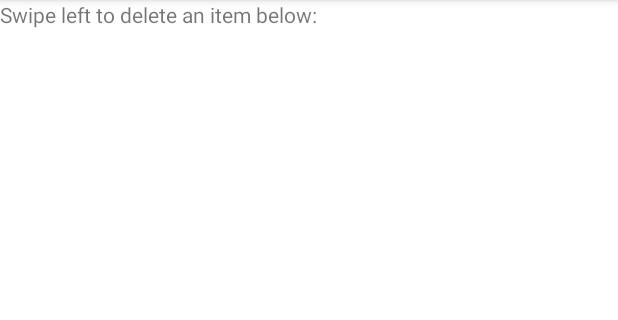
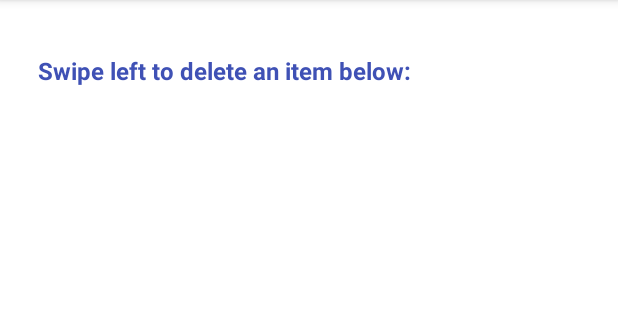
Before and after one commit to akshatvg/Android-App-Firebase-Swipe-Functionality, an Android app: the screen it shows after launch (MainActivity), on a phone screen of 412 x 824 dp, the part 84-404 px from its top. Run offline under Robolectric (Android 15) with nearby library versions, the phone set to English and light mode, and no system bars; our stand-ins replace Firebase (no records; nobody signed in at launch, a user with empty details on screens opened directly).

Commit message:
border, color, heading, alternative colors

```diff
--- a/app/src/main/java/com/akshatvg/assessment1/MainActivity.java
+++ b/app/src/main/java/com/akshatvg/assessment1/MainActivity.java
@@ -28,12 +28,12 @@ public class MainActivity extends AppCompatActivity {
         ItemTouchHelper itemTouchHelper = new ItemTouchHelper(callback);
         getData();
         recyclerView.setLayoutManager(new LinearLayoutManager(this));
-        recyclerAdapter = new RecyclerAdapter(list);
+        recyclerAdapter = new RecyclerAdapter(list, this);
         recyclerView.setAdapter(recyclerAdapter);
         itemTouchHelper.attachToRecyclerView(recyclerView);
     }
 
-    ItemTouchHelper.SimpleCallback callback = new ItemTouchHelper.SimpleCallback(0, ItemTouchHelper.LEFT|ItemTouchHelper.RIGHT) {
+    ItemTouchHelper.SimpleCallback callback = new ItemTouchHelper.SimpleCallback(0, ItemTouchHelper.LEFT) {
         @Override
         public boolean onMove(@NonNull RecyclerView recyclerView, @NonNull RecyclerView.ViewHolder viewHolder, @NonNull RecyclerView.ViewHolder target) {
             return false;
--- a/app/src/main/java/com/akshatvg/assessment1/RecyclerAdapter.java
+++ b/app/src/main/java/com/akshatvg/assessment1/RecyclerAdapter.java
@@ -1,20 +1,23 @@
 package com.akshatvg.assessment1;
 
+import android.content.Context;
 import android.view.LayoutInflater;
 import android.view.View;
 import android.view.ViewGroup;
 import android.widget.TextView;
 
 import androidx.annotation.NonNull;
+import androidx.core.content.ContextCompat;
 import androidx.recyclerview.widget.RecyclerView;
 
 import java.util.ArrayList;
 
 public class RecyclerAdapter extends RecyclerView.Adapter<RecyclerAdapter.ViewHolder> {
     ArrayList<String> list = new ArrayList<>();
-
-    public RecyclerAdapter(ArrayList<String> list) {
+    Context context;
+    public RecyclerAdapter(ArrayList<String> list, Context context) {
         this.list = list;
+        this.context = context;
     }
 
     @NonNull
@@ -28,6 +31,10 @@ public class RecyclerAdapter extends RecyclerView.Adapter<RecyclerAdapter.ViewHo
     @Override
     public void onBindViewHolder(@NonNull RecyclerAdapter.ViewHolder holder, int position) {
         holder.data.setText(list.get(position));
+        if(position%2!=0){
+            holder.background.setBackgroundColor(ContextCompat.getColor(context, R.color.darkblue));
+            holder.data.setTextColor(ContextCompat.getColor(context, R.color.white));
+        }
     }
 
     @Override
@@ -36,10 +43,12 @@ public class RecyclerAdapter extends RecyclerView.Adapter<RecyclerAdapter.ViewHo
     }
 
     public class ViewHolder extends RecyclerView.ViewHolder {
+        View background;
         TextView data;
         public ViewHolder(@NonNull View itemView) {
             super(itemView);
             data = itemView.findViewById(R.id.data);
+            background=itemView.findViewById(R.id.background);
         }
     }
 }
--- a/app/src/main/res/drawable/border.xml
+++ b/app/src/main/res/drawable/border.xml
@@ -1,4 +1,9 @@
 <?xml version="1.0" encoding="utf-8"?>
-<selector xmlns:android="http://schemas.android.com/apk/res/android">
+<shape
+    android:shape="rectangle" xmlns:android="http://schemas.android.com/apk/res/android">
 
-</selector>
+<stroke android:color="#38A7FE" android:width="1dp"/>
+
+    <corners android:radius="5dp"/>
+
+</shape>
--- a/app/src/main/res/layout/activity_main.xml
+++ b/app/src/main/res/layout/activity_main.xml
@@ -8,19 +8,31 @@
 
     <androidx.recyclerview.widget.RecyclerView
         android:id="@+id/recyclerView"
-        android:layout_width="413dp"
-        android:layout_height="645dp"
+        android:layout_width="0dp"
+        android:layout_height="wrap_content"
+        android:layout_margin="20dp"
+        android:layout_marginTop="32dp"
+        android:background="@drawable/border"
+        app:layout_constraintEnd_toEndOf="parent"
+        app:layout_constraintStart_toStartOf="parent"
+        app:layout_constraintTop_toBottomOf="@+id/textView"
         tools:itemCount="10"
-        tools:layout_editor_absoluteX="0dp"
-        tools:layout_editor_absoluteY="86dp"
         tools:listitem="@layout/recycler_row" />
 
     <TextView
         android:id="@+id/textView"
         android:layout_width="wrap_content"
         android:layout_height="wrap_content"
+        android:layout_marginStart="30dp"
+        android:layout_marginTop="36dp"
+        android:layout_marginEnd="167dp"
         android:text="Swipe left to delete an item below:"
-        tools:layout_editor_absoluteX="29dp"
-        tools:layout_editor_absoluteY="35dp" />
+        android:textColor="#3F51B5"
+        android:textSize="16sp"
+        android:textStyle="bold"
+        app:layout_constraintEnd_toEndOf="parent"
+        app:layout_constraintHorizontal_bias="0.147"
+        app:layout_constraintStart_toStartOf="parent"
+        app:layout_constraintTop_toTopOf="parent" />
 
 </androidx.constraintlayout.widget.ConstraintLayout>
--- a/app/src/main/res/layout/recycler_row.xml
+++ b/app/src/main/res/layout/recycler_row.xml
@@ -2,7 +2,8 @@
 <androidx.constraintlayout.widget.ConstraintLayout xmlns:android="http://schemas.android.com/apk/res/android"
     android:layout_width="match_parent"
     android:layout_height="wrap_content"
-    xmlns:app="http://schemas.android.com/apk/res-auto">
+    xmlns:app="http://schemas.android.com/apk/res-auto"
+    android:id="@+id/background">
 
     <TextView
         android:id="@+id/data"
```
